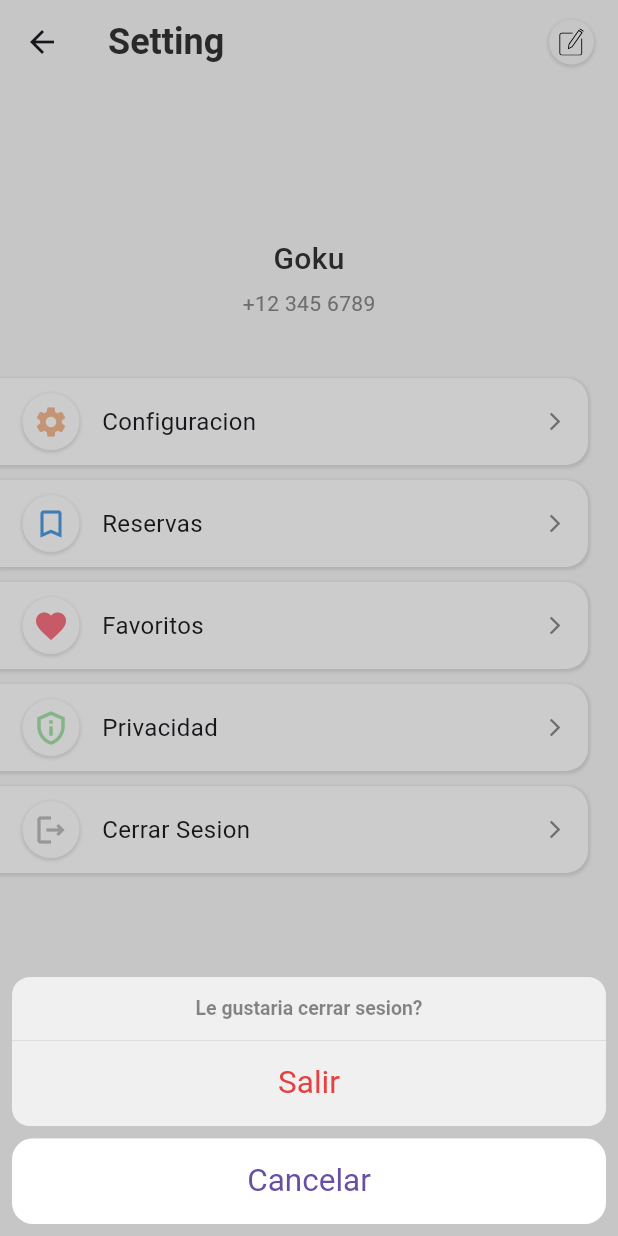
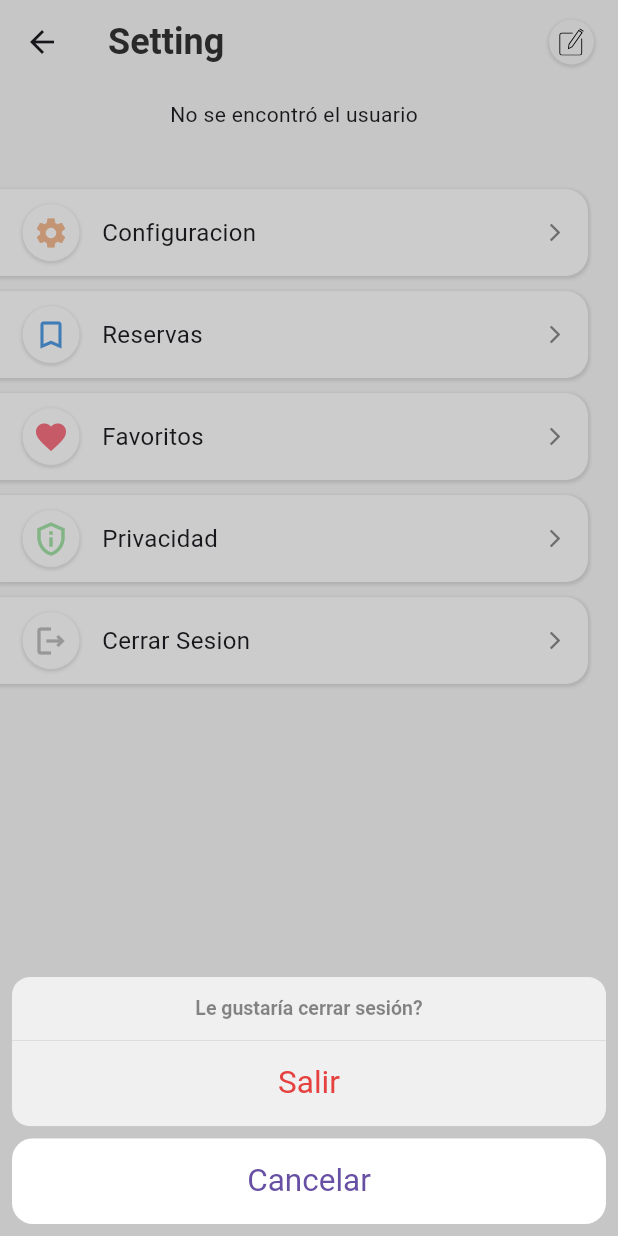
Before and after one commit to 2do-Software-II/DK-Mobile, a Flutter app: the SettingPage screen opened directly, after a tap on "Cerrar Sesion", on a phone screen of 412 x 824 dp. Run offline on Flutter 3.47's test engine with Material 3 defaults, Android fonts, the phone set to English and light mode, and no system bars; our stand-ins replace badges, cached_network_image, carousel_slider, flutter_svg, font_awesome_flutter, graphql_flutter and 1 more; missing offline and left inert: flutter_paypal_payment; accounts and stored records are empty; network calls fail.

```diff
--- a/lib/screens/room.dart
+++ b/lib/screens/room.dart
@@ -3,7 +3,9 @@
 import 'package:cached_network_image/cached_network_image.dart';
 import 'package:flutter/cupertino.dart';
 import 'package:flutter/material.dart';
+import 'package:hotel_app/screens/home.dart';
 import 'package:hotel_app/screens/payment.dart';
+import 'package:hotel_app/screens/root_app.dart';
 import 'package:hotel_app/utils/habitacion_class.dart';
 import 'package:hotel_app/widgets/feature_item.dart';
 
@@ -24,7 +26,13 @@ class _RoomPageState extends State<RoomPage> {
         leading: IconButton(
           icon: const Icon(Icons.arrow_back),
           onPressed: () {
-            Navigator.pop(context);
+            // Navigator.pop(context);
+            Navigator.of(context).pushAndRemoveUntil(
+              MaterialPageRoute(
+                builder: (context) => RootApp(),
+              ),
+              (Route<dynamic> route) => false,
+            );
           },
         ),
         actions: const [
@@ -52,7 +60,7 @@ class _RoomPageState extends State<RoomPage> {
                   ),
                   const SizedBox(height: 8),
                   Text(
-                    widget.habitacion.status,
+                    'Estado: ${widget.habitacion.status}',
                     style: const TextStyle(
                       fontSize: 16,
                       color: Colors.grey,
--- a/lib/screens/setting.dart
+++ b/lib/screens/setting.dart
@@ -6,9 +6,11 @@ import 'package:flutter_svg/flutter_svg.dart';
 import 'package:hotel_app/screens/login.dart';
 import 'package:hotel_app/theme/color.dart';
 import 'package:hotel_app/utils/data.dart';
+import 'package:hotel_app/utils/user_class.dart';
 import 'package:hotel_app/widgets/icon_box.dart';
 import 'package:hotel_app/widgets/setting_item.dart';
 import 'package:shared_preferences/shared_preferences.dart';
+import 'dart:convert';
 
 class SettingPage extends StatefulWidget {
   const SettingPage({super.key});
@@ -18,6 +20,24 @@ class SettingPage extends StatefulWidget {
 }
 
 class _SettingPageState extends State<SettingPage> {
+  late Future<User?> _userFuture;
+
+  @override
+  void initState() {
+    super.initState();
+    _userFuture = _getUser();
+  }
+
+  Future<User?> _getUser() async {
+    SharedPreferences prefs = await SharedPreferences.getInstance();
+    String? userJson = prefs.getString('user');
+    if (userJson != null) {
+      Map<String, dynamic> userMap = jsonDecode(userJson);
+      return User.fromJson(userMap);
+    }
+    return null;
+  }
+
   @override
   Widget build(BuildContext context) {
     return Scaffold(
@@ -114,6 +134,17 @@ class _SettingPageState extends State<SettingPage> {
   }
 
   Widget _buildProfile() {
+    return FutureBuilder<User?>(
+      future: _userFuture,
+      builder: (context, snapshot) {
+        if (snapshot.connectionState == ConnectionState.waiting) {
+          return const CircularProgressIndicator();
+        } else if (snapshot.hasError) {
+          return const Text('Error al cargar el perfil');
+        } else if (!snapshot.hasData || snapshot.data == null) {
+          return const Text('No se encontró el usuario');
+        } else {
+          User user = snapshot.data!;
           return Padding(
             padding: const EdgeInsets.only(left: 20),
             child: Column(
@@ -129,9 +160,9 @@ class _SettingPageState extends State<SettingPage> {
                 const SizedBox(
                   height: 12,
                 ),
-          const Text(
-            "Goku",
-            style: TextStyle(
+                Text(
+                  user.email,
+                  style: const TextStyle(
                     color: AppColor.textColor,
                     fontSize: 20,
                     fontWeight: FontWeight.w500,
@@ -141,7 +172,7 @@ class _SettingPageState extends State<SettingPage> {
                   height: 5,
                 ),
                 const Text(
-            "+12 345 6789",
+                  "Bienvenido",
                   style: TextStyle(
                     color: AppColor.labelColor,
                     fontSize: 14,
@@ -151,18 +182,22 @@ class _SettingPageState extends State<SettingPage> {
             ),
           );
         }
+      },
+    );
+  }
 
   _showConfirmLogout() {
     showCupertinoModalPopup(
       context: context,
       builder: (context) => CupertinoActionSheet(
-        message: const Text("Le gustaria cerrar sesion?"),
+        message: const Text("Le gustaría cerrar sesión?"),
         actions: [
           CupertinoActionSheetAction(
             onPressed: () async {
               // Eliminar el token del usuario
               SharedPreferences prefs = await SharedPreferences.getInstance();
               await prefs.remove('token');
+              await prefs.remove('user');
 
               // Redirigir a la página de login sin posibilidad de volver atrás
               Navigator.of(context).pushAndRemoveUntil(
--- a/lib/utils/data_service.dart
+++ b/lib/utils/data_service.dart
@@ -81,9 +81,10 @@ class DataService {
   }
 
   static const String updateRoomStatusMutation = """
-    mutation UpdateRoomStatus(\$id: ID!) {
-      updateRoom(updateRoomDto: {status: "Ocupado"}, id: \$id) {
+    mutation MyMutation(\$id: ID!) {
+      updateRoom(id: \$id, updateRoomDto: {status: "Ocupado"}) {
         id
+        status
       }
     }
   """;
```
Lines whose indentation alone changed are shown as unchanged.
